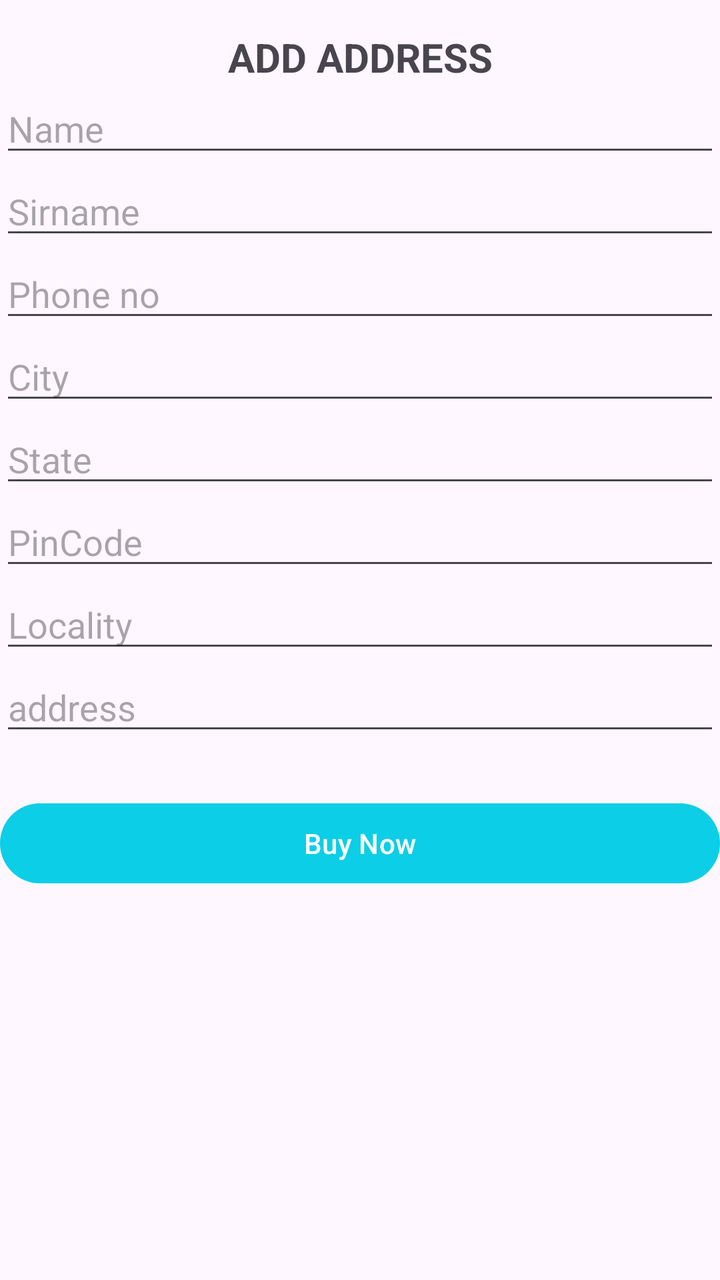
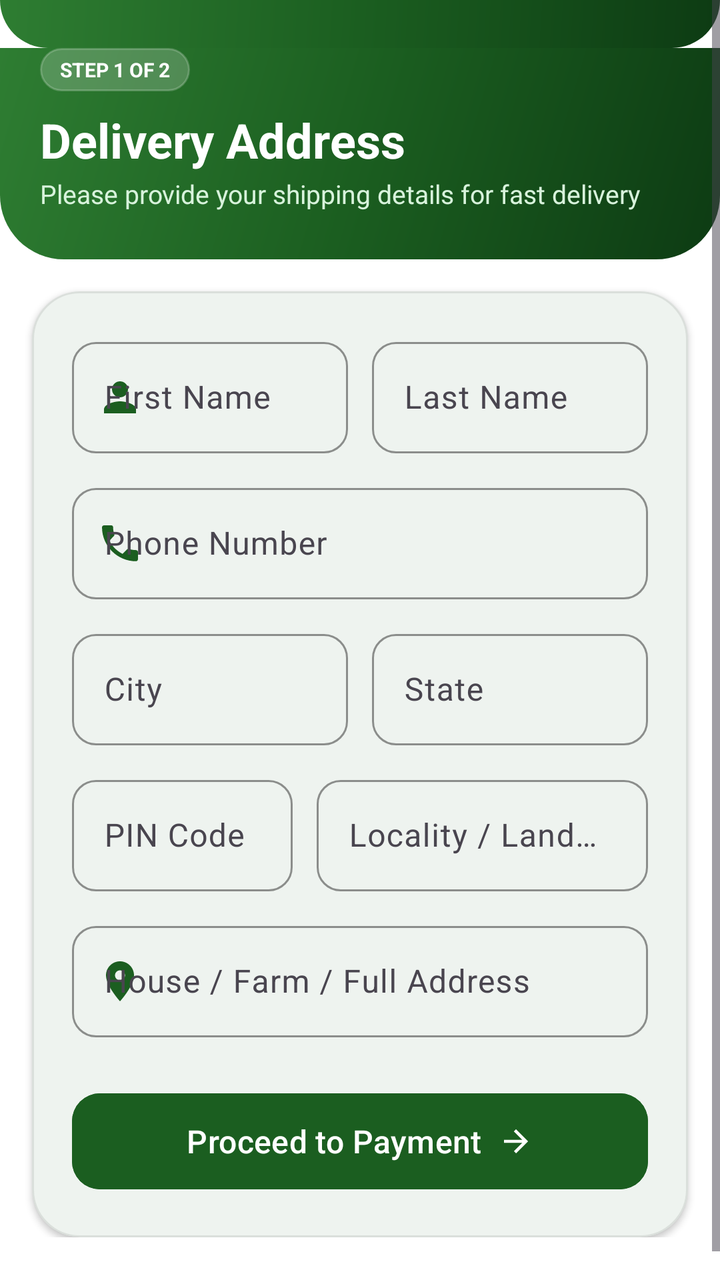

An Android layout rendered at two revisions. The XML below is the earlier revision; the diff shows what the commit changed to produce the second picture.
<!-- AndroidManifest.xml: application theme Theme.AGRICONNECT -->
<!-- res/layout/fragment_address__confirmation__in__buying__process.xml -->
<?xml version="1.0" encoding="utf-8"?>
<LinearLayout xmlns:android="http://schemas.android.com/apk/res/android"
    xmlns:tools="http://schemas.android.com/tools"
    android:layout_width="match_parent"
    android:layout_height="match_parent"
    tools:context=".Buying_Process.Address_Confirmation_In_Buying_Process"
    android:orientation="vertical">


    <TextView
        android:layout_width="match_parent"
        android:layout_height="wrap_content"
        android:text="ADD ADDRESS"
        android:textAlignment="center"
        android:textSize="20dp"
        android:textStyle="bold"
        android:layout_marginTop="15dp"
        />


    <EditText
        android:layout_width="match_parent"
        android:layout_height="wrap_content"
        android:hint="Name"
        android:maxLength="20"
        android:maxLines="1"
        android:id="@+id/name_edit_text"
        />
    <EditText
        android:layout_width="match_parent"
        android:layout_height="wrap_content"
        android:hint="Sirname"
        android:maxLength="26"
        android:maxLines="1"
        android:id="@+id/Surname"
        />
    <EditText
        android:layout_width="match_parent"
        android:layout_height="wrap_content"
        android:hint="Phone no"
        android:inputType="phone"
        android:maxLength="10"
        android:maxLines="1"
        android:id="@+id/Phoneno"/>

    <EditText
        android:layout_width="match_parent"
        android:layout_height="wrap_content"
        android:hint="City"
        android:maxLength="15"
        android:maxLines="1"
        android:id="@+id/city"
        />

    <EditText
        android:layout_width="match_parent"
        android:layout_height="wrap_content"
        android:hint="State"
        android:maxLength="15"
        android:maxLines="1"
        android:id="@+id/State"/>


    <EditText
        android:layout_width="match_parent"
        android:layout_height="wrap_content"
        android:hint="PinCode"
        android:inputType="number"
        android:maxLength="6"
        android:maxLines="1"
        android:id="@+id/pincode"
        />
    <EditText
        android:layout_width="match_parent"
        android:layout_height="wrap_content"
        android:hint="Locality"
        android:maxLength="40"
        android:maxLines="1"
        android:id="@+id/locality"
        />
    <EditText
        android:layout_width="match_parent"
        android:layout_height="wrap_content"
        android:hint="address"
        android:maxLength="50"
        android:maxLines="1"
        android:id="@+id/address"
        />
    <Button
        android:layout_width="match_parent"
        android:layout_height="wrap_content"
        android:layout_marginTop="25dp"
        android:text="Buy Now"
        android:id="@+id/Buy_Now_Button_On_Address_page"/>

</LinearLayout>
<!-- resources referenced by this layout -->
<resources>
  <style name="Base.Theme.AGRICONNECT" parent="Theme.Material3.DayNight.NoActionBar">
          
           <item name="colorPrimary">#0CCEE7</item>
           <item name="colorPrimaryVariant">#0CCEE7</item>
           <item name="android:statusBarColor">#0CCEE7</item>
      </style>
  <!-- unchanged entries left out for length: 1 -->
</resources>

<!-- the commit's change to res/layout/fragment_address__confirmation__in__buying__process.xml (unified diff, before → after) -->
@@ -1,96 +1,319 @@
 <?xml version="1.0" encoding="utf-8"?>
-<LinearLayout xmlns:android="http://schemas.android.com/apk/res/android"
-    xmlns:tools="http://schemas.android.com/tools"
-    android:layout_width="match_parent"
-    android:layout_height="match_parent"
-    tools:context=".Buying_Process.Address_Confirmation_In_Buying_Process"
-    android:orientation="vertical">
-
-
-    <TextView
+<layout xmlns:android="http://schemas.android.com/apk/res/android"
+    xmlns:app="http://schemas.android.com/apk/res-auto"
+    xmlns:tools="http://schemas.android.com/tools">
+
+    <ScrollView
         android:layout_width="match_parent"
-        android:layout_height="wrap_content"
-        android:text="ADD ADDRESS"
-        android:textAlignment="center"
-        android:textSize="20dp"
-        android:textStyle="bold"
-        android:layout_marginTop="15dp"
-        />
-
-
-    <EditText
-        android:layout_width="match_parent"
-        android:layout_height="wrap_content"
-        android:hint="Name"
-        android:maxLength="20"
-        android:maxLines="1"
-        android:id="@+id/name_edit_text"
-        />
-    <EditText
-        android:layout_width="match_parent"
-        android:layout_height="wrap_content"
-        android:hint="Sirname"
-        android:maxLength="26"
-        android:maxLines="1"
-        android:id="@+id/Surname"
-        />
-    <EditText
-        android:layout_width="match_parent"
-        android:layout_height="wrap_content"
-        android:hint="Phone no"
-        android:inputType="phone"
-        android:maxLength="10"
-        android:maxLines="1"
-        android:id="@+id/Phoneno"/>
-
-    <EditText
-        android:layout_width="match_parent"
-        android:layout_height="wrap_content"
-        android:hint="City"
-        android:maxLength="15"
-        android:maxLines="1"
-        android:id="@+id/city"
-        />
-
-    <EditText
-        android:layout_width="match_parent"
-        android:layout_height="wrap_content"
-        android:hint="State"
-        android:maxLength="15"
-        android:maxLines="1"
-        android:id="@+id/State"/>
-
-
-    <EditText
-        android:layout_width="match_parent"
-        android:layout_height="wrap_content"
-        android:hint="PinCode"
-        android:inputType="number"
-        android:maxLength="6"
-        android:maxLines="1"
-        android:id="@+id/pincode"
-        />
-    <EditText
-        android:layout_width="match_parent"
-        android:layout_height="wrap_content"
-        android:hint="Locality"
-        android:maxLength="40"
-        android:maxLines="1"
-        android:id="@+id/locality"
-        />
-    <EditText
-        android:layout_width="match_parent"
-        android:layout_height="wrap_content"
-        android:hint="address"
-        android:maxLength="50"
-        android:maxLines="1"
-        android:id="@+id/address"
-        />
-    <Button
-        android:layout_width="match_parent"
-        android:layout_height="wrap_content"
-        android:layout_marginTop="25dp"
-        android:text="Buy Now"
-        android:id="@+id/Buy_Now_Button_On_Address_page"/>
-
-</LinearLayout>
+        android:layout_height="match_parent"
+        android:fillViewport="true"
+        android:background="?attr/colorSurface">
+
+        <LinearLayout
+            android:layout_width="match_parent"
+            android:layout_height="wrap_content"
+            android:orientation="vertical"
+            android:paddingBottom="36dp"
+            tools:context=".Buying_Process.Address_Confirmation_In_Buying_Process">
+
+            
+            <View
+                android:layout_width="match_parent"
+                android:layout_height="24dp"
+                android:background="@drawable/bg_header_gradient" />
+
+            <LinearLayout
+                android:layout_width="match_parent"
+                android:layout_height="wrap_content"
+                android:background="@drawable/bg_header_gradient"
+                android:orientation="vertical"
+                android:paddingHorizontal="20dp"
+                android:paddingBottom="24dp">
+
+                <TextView
+                    android:layout_width="wrap_content"
+                    android:layout_height="wrap_content"
+                    android:background="@drawable/bg_chip_pill"
+                    android:backgroundTint="#33FFFFFF"
+                    android:paddingHorizontal="10dp"
+                    android:paddingVertical="4dp"
+                    android:text="STEP 1 OF 2"
+                    android:textColor="@color/white"
+                    android:textSize="10sp"
+                    android:textStyle="bold" />
+
+                <TextView
+                    android:layout_width="wrap_content"
+                    android:layout_height="wrap_content"
+                    android:layout_marginTop="8dp"
+                    android:fontFamily="sans-serif-bold"
+                    android:text="Delivery Address"
+                    android:textColor="@color/white"
+                    android:textSize="24sp"
+                    android:textStyle="bold" />
+
+                <TextView
+                    android:layout_width="wrap_content"
+                    android:layout_height="wrap_content"
+                    android:layout_marginTop="2dp"
+                    android:fontFamily="sans-serif"
+                    android:text="Please provide your shipping details for fast delivery"
+                    android:textColor="#D8F3DC"
+                    android:textSize="13sp" />
+            </LinearLayout>
+
+            
+            <com.google.android.material.card.MaterialCardView
+                android:layout_width="match_parent"
+                android:layout_height="wrap_content"
+                android:layout_marginHorizontal="16dp"
+                android:layout_marginTop="16dp"
+                app:cardBackgroundColor="@color/white"
+                app:cardCornerRadius="24dp"
+                app:cardElevation="2dp"
+                app:strokeColor="@color/agri_card_stroke_light"
+                app:strokeWidth="1dp">
+
+                <LinearLayout
+                    android:layout_width="match_parent"
+                    android:layout_height="wrap_content"
+                    android:orientation="vertical"
+                    android:padding="20dp">
+
+                    
+                    <LinearLayout
+                        android:layout_width="match_parent"
+                        android:layout_height="wrap_content"
+                        android:orientation="horizontal">
+
+                        <com.google.android.material.textfield.TextInputLayout
+                            style="@style/Widget.Material3.TextInputLayout.OutlinedBox"
+                            android:layout_width="0dp"
+                            android:layout_height="wrap_content"
+                            android:layout_weight="1"
+                            android:layout_marginEnd="6dp"
+                            android:hint="First Name"
+                            app:boxCornerRadiusBottomEnd="12dp"
+                            app:boxCornerRadiusBottomStart="12dp"
+                            app:boxCornerRadiusTopEnd="12dp"
+                            app:boxCornerRadiusTopStart="12dp"
+                            app:boxStrokeColor="@color/agri_green_primary"
+                            app:startIconDrawable="@drawable/ic_person_outline"
+                            app:startIconTint="@color/agri_green_primary">
+
+                            <com.google.android.material.textfield.TextInputEditText
+                                android:id="@+id/name_edit_text"
+                                android:layout_width="match_parent"
+                                android:layout_height="wrap_content"
+                                android:fontFamily="sans-serif"
+                                android:maxLength="20"
+                                android:maxLines="1"
+                                android:textColor="@color/agri_text_primary" />
+                        </com.google.android.material.textfield.TextInputLayout>
+
+                        <com.google.android.material.textfield.TextInputLayout
+                            style="@style/Widget.Material3.TextInputLayout.OutlinedBox"
+                            android:layout_width="0dp"
+                            android:layout_height="wrap_content"
+                            android:layout_weight="1"
+                            android:layout_marginStart="6dp"
+                            android:hint="Last Name"
+                            app:boxCornerRadiusBottomEnd="12dp"
+                            app:boxCornerRadiusBottomStart="12dp"
+                            app:boxCornerRadiusTopEnd="12dp"
+                            app:boxCornerRadiusTopStart="12dp"
+                            app:boxStrokeColor="@color/agri_green_primary">
+
+                            <com.google.android.material.textfield.TextInputEditText
+                                android:id="@+id/Surname"
+                                android:layout_width="match_parent"
+                                android:layout_height="wrap_content"
+                                android:fontFamily="sans-serif"
+                                android:maxLength="26"
+                                android:maxLines="1"
+                                android:textColor="@color/agri_text_primary" />
+                        </com.google.android.material.textfield.TextInputLayout>
+                    </LinearLayout>
+
+                    
+                    <com.google.android.material.textfield.TextInputLayout
+                        style="@style/Widget.Material3.TextInputLayout.OutlinedBox"
+                        android:layout_width="match_parent"
+                        android:layout_height="wrap_content"
+                        android:layout_marginTop="12dp"
+                        android:hint="Phone Number"
+                        app:boxCornerRadiusBottomEnd="12dp"
+                        app:boxCornerRadiusBottomStart="12dp"
+                        app:boxCornerRadiusTopEnd="12dp"
+                        app:boxCornerRadiusTopStart="12dp"
+                        app:boxStrokeColor="@color/agri_green_primary"
+                        app:startIconDrawable="@drawable/ic_phone_round"
+                        app:startIconTint="@color/agri_green_primary">
+
+                        <com.google.android.material.textfield.TextInputEditText
+                            android:id="@+id/Phoneno"
+                            android:layout_width="match_parent"
+                            android:layout_height="wrap_content"
+                            android:fontFamily="sans-serif"
+                            android:inputType="phone"
+                            android:maxLength="10"
+                            android:maxLines="1"
+                            android:textColor="@color/agri_text_primary" />
+                    </com.google.android.material.textfield.TextInputLayout>
+
+                    
+                    <LinearLayout
+                        android:layout_width="match_parent"
+                        android:layout_height="wrap_content"
+                        android:layout_marginTop="12dp"
+                        android:orientation="horizontal">
+
+                        <com.google.android.material.textfield.TextInputLayout
+                            style="@style/Widget.Material3.TextInputLayout.OutlinedBox"
+                            android:layout_width="0dp"
+                            android:layout_height="wrap_content"
+                            android:layout_weight="1"
+                            android:layout_marginEnd="6dp"
+                            android:hint="City"
+                            app:boxCornerRadiusBottomEnd="12dp"
+                            app:boxCornerRadiusBottomStart="12dp"
+                            app:boxCornerRadiusTopEnd="12dp"
+                            app:boxCornerRadiusTopStart="12dp"
+                            app:boxStrokeColor="@color/agri_green_primary">
+
+                            <com.google.android.material.textfield.TextInputEditText
+                                android:id="@+id/city"
+                                android:layout_width="match_parent"
+                                android:layout_height="wrap_content"
+                                android:fontFamily="sans-serif"
+                                android:maxLength="15"
+                                android:maxLines="1"
+                                android:textColor="@color/agri_text_primary" />
+                        </com.google.android.material.textfield.TextInputLayout>
+
+                        <com.google.android.material.textfield.TextInputLayout
+                            style="@style/Widget.Material3.TextInputLayout.OutlinedBox"
+                            android:layout_width="0dp"
+                            android:layout_height="wrap_content"
+                            android:layout_weight="1"
+                            android:layout_marginStart="6dp"
+                            android:hint="State"
+                            app:boxCornerRadiusBottomEnd="12dp"
+                            app:boxCornerRadiusBottomStart="12dp"
+                            app:boxCornerRadiusTopEnd="12dp"
+                            app:boxCornerRadiusTopStart="12dp"
+                            app:boxStrokeColor="@color/agri_green_primary">
+
+                            <com.google.android.material.textfield.TextInputEditText
+                                android:id="@+id/State"
+                                android:layout_width="match_parent"
+                                android:layout_height="wrap_content"
+                                android:fontFamily="sans-serif"
+                                android:maxLength="15"
+                                android:maxLines="1"
+                                android:textColor="@color/agri_text_primary" />
+                        </com.google.android.material.textfield.TextInputLayout>
+                    </LinearLayout>
+
+                    
+                    <LinearLayout
+                        android:layout_width="match_parent"
+                        android:layout_height="wrap_content"
+                        android:layout_marginTop="12dp"
+                        android:orientation="horizontal">
+
+                        <com.google.android.material.textfield.TextInputLayout
+                            style="@style/Widget.Material3.TextInputLayout.OutlinedBox"
+                            android:layout_width="0dp"
+                            android:layout_height="wrap_content"
+                            android:layout_weight="1"
+                            android:layout_marginEnd="6dp"
+                            android:hint="PIN Code"
+                            app:boxCornerRadiusBottomEnd="12dp"
+                            app:boxCornerRadiusBottomStart="12dp"
+                            app:boxCornerRadiusTopEnd="12dp"
+                            app:boxCornerRadiusTopStart="12dp"
+                            app:boxStrokeColor="@color/agri_green_primary">
+
+                            <com.google.android.material.textfield.TextInputEditText
+                                android:id="@+id/pincode"
+                                android:layout_width="match_parent"
+                                android:layout_height="wrap_content"
+                                android:fontFamily="sans-serif"
+                                android:inputType="number"
+                                android:maxLength="6"
+                                android:maxLines="1"
+                                android:textColor="@color/agri_text_primary" />
+                        </com.google.android.material.textfield.TextInputLayout>
+
+                        <com.google.android.material.textfield.TextInputLayout
+                            style="@style/Widget.Material3.TextInputLayout.OutlinedBox"
+                            android:layout_width="0dp"
+                            android:layout_height="wrap_content"
+                            android:layout_weight="1.5"
+                            android:layout_marginStart="6dp"
+                            android:hint="Locality / Landmark"
+                            app:boxCornerRadiusBottomEnd="12dp"
+                            app:boxCornerRadiusBottomStart="12dp"
+                            app:boxCornerRadiusTopEnd="12dp"
+                            app:boxCornerRadiusTopStart="12dp"
+                            app:boxStrokeColor="@color/agri_green_primary">
+
+                            <com.google.android.material.textfield.TextInputEditText
+                                android:id="@+id/locality"
+                                android:layout_width="match_parent"
+                                android:layout_height="wrap_content"
+                                android:fontFamily="sans-serif"
+                                android:maxLength="40"
+                                android:maxLines="1"
+                                android:textColor="@color/agri_text_primary" />
+                        </com.google.android.material.textfield.TextInputLayout>
+                    </LinearLayout>
+
+                    
+                    <com.google.android.material.textfield.TextInputLayout
+                        style="@style/Widget.Material3.TextInputLayout.OutlinedBox"
+                        android:layout_width="match_parent"
+                        android:layout_height="wrap_content"
+                        android:layout_marginTop="12dp"
+                        android:hint="House / Farm / Full Address"
+                        app:boxCornerRadiusBottomEnd="12dp"
+                        app:boxCornerRadiusBottomStart="12dp"
+                        app:boxCornerRadiusTopEnd="12dp"
+                        app:boxCornerRadiusTopStart="12dp"
+                        app:boxStrokeColor="@color/agri_green_primary"
+                        app:startIconDrawable="@drawable/ic_location_pin"
+                        app:startIconTint="@color/agri_green_primary">
+
+                        <com.google.android.material.textfield.TextInputEditText
+                            android:id="@+id/address"
+                            android:layout_width="match_parent"
+                            android:layout_height="wrap_content"
+                            android:fontFamily="sans-serif"
+                            android:maxLength="80"
+                            android:maxLines="2"
+                            android:textColor="@color/agri_text_primary" />
+                    </com.google.android.material.textfield.TextInputLayout>
+
+                    
+                    <com.google.android.material.button.MaterialButton
+                        android:id="@+id/Buy_Now_Button_On_Address_page"
+                        android:layout_width="match_parent"
+                        android:layout_height="56dp"
+                        android:layout_marginTop="24dp"
+                        android:backgroundTint="@color/agri_green_primary"
+                        android:fontFamily="sans-serif-medium"
+                        android:text="Proceed to Payment"
+                        android:textColor="@color/white"
+                        android:textSize="16sp"
+                        app:cornerRadius="14dp"
+                        app:icon="@drawable/ic_arrow_forward"
+                        app:iconGravity="textEnd"
+                        app:iconTint="@color/white" />
+
+                </LinearLayout>
+            </com.google.android.material.card.MaterialCardView>
+
+        </LinearLayout>
+    </ScrollView>
+</layout>
<!-- resource entries referenced after the edit -->
@@ -1,11 +1,109 @@
 <!-- resources referenced by this layout -->
 <resources>
+  <color name="agri_card_stroke_light">#15000000</color>
+  <color name="agri_green_primary">#1B5E20</color>
+  <color name="agri_text_primary">#1A1C19</color>
+  <color name="white">#FFFFFFFF</color>
+  <!-- drawable bg_chip_pill (drawable) -->
+  <?xml version="1.0" encoding="utf-8"?>
+  <shape xmlns:android="http://schemas.android.com/apk/res/android"
+      android:shape="rectangle">
+      <solid android:color="@color/agri_mint" />
+      <stroke
+          android:width="1dp"
+          android:color="@color/agri_mint_dark" />
+      <corners android:radius="24dp" />
+  </shape>
+  <!-- drawable bg_header_gradient (drawable) -->
+  <?xml version="1.0" encoding="utf-8"?>
+  <shape xmlns:android="http://schemas.android.com/apk/res/android"
+      android:shape="rectangle">
+      <gradient
+          android:angle="135"
+          android:startColor="#0D3B13"
+          android:centerColor="#1B5E20"
+          android:endColor="#2E7D32"
+          android:type="linear" />
+      <corners
+          android:bottomLeftRadius="32dp"
+          android:bottomRightRadius="32dp" />
+  </shape>
+  <!-- drawable ic_arrow_forward (drawable) -->
+  <vector xmlns:android="http://schemas.android.com/apk/res/android"
+      android:width="24dp"
+      android:height="24dp"
+      android:viewportWidth="24"
+      android:viewportHeight="24">
+    <path
+        android:fillColor="#FF1B5E20"
+        android:pathData="M12,4l-1.41,1.41L16.17,11H4v2h12.17l-5.58,5.59L12,20l8,-8z"/>
+  </vector>
+  <!-- drawable ic_location_pin (drawable) -->
+  <vector xmlns:android="http://schemas.android.com/apk/res/android"
+      android:width="24dp"
+      android:height="24dp"
+      android:viewportWidth="24"
+      android:viewportHeight="24">
+    <path
+        android:fillColor="#FF1B5E20"
+        android:pathData="M12,2C8.13,2 5,5.13 5,9c0,5.25 7,13 7,13s7,-7.75 7,-13c0,-3.87 -3.13,-7 -7,-7zm0,9.5c-1.38,0 -2.5,-1.12 -2.5,-2.5s1.12,-2.5 2.5,-2.5 2.5,1.12 2.5,2.5 -1.12,2.5 -2.5,2.5z"/>
+  </vector>
+  <!-- drawable ic_person_outline (drawable) -->
+  <vector xmlns:android="http://schemas.android.com/apk/res/android"
+      android:width="24dp"
+      android:height="24dp"
+      android:viewportWidth="24"
+      android:viewportHeight="24">
+    <path
+        android:fillColor="#FF1B5E20"
+        android:pathData="M12,12c2.21,0 4,-1.79 4,-4s-1.79,-4 -4,-4 -4,1.79 -4,4 1.79,4 4,4zm0,2c-2.67,0 -8,1.34 -8,4v2h16v-2c0,-2.66 -5.33,-4 -8,-4z"/>
+  </vector>
+  <!-- drawable ic_phone_round (drawable) -->
+  <vector xmlns:android="http://schemas.android.com/apk/res/android"
+      android:width="24dp"
+      android:height="24dp"
+      android:viewportWidth="24"
+      android:viewportHeight="24">
+    <path
+        android:fillColor="#FF1B5E20"
+        android:pathData="M20.01,15.38c-1.23,0 -2.42,-0.2 -3.53,-0.56 -0.35,-0.12 -0.74,-0.03 -1.02,0.24l-2.2,2.2c-2.83,-1.44 -5.15,-3.75 -6.59,-6.59l2.2,-2.21c0.28,-0.26 0.36,-0.65 0.25,-1C8.76,6.35 8.56,5.16 8.56,3.93 8.56,3.42 8.14,3 7.63,3H4.06C3.55,3 3,3.39 3,3.93c0,9.39 7.64,17.03 17.03,17.03 0.54,0 0.97,-0.55 0.97,-1.06v-3.52c0,-0.51 -0.42,-0.93 -0.99,-1z"/>
+  </vector>
+  <color name="agri_mint">#E8F5E9</color>
+  <color name="agri_mint_dark">#C8E6C9</color>
   <style name="Base.Theme.AGRICONNECT" parent="Theme.Material3.DayNight.NoActionBar">
-          
-           <item name="colorPrimary">#0CCEE7</item>
-           <item name="colorPrimaryVariant">#0CCEE7</item>
-           <item name="android:statusBarColor">#0CCEE7</item>
+          <item name="colorPrimary">@color/md_theme_light_primary</item>
+          <item name="colorOnPrimary">@color/md_theme_light_onPrimary</item>
+          <item name="colorPrimaryContainer">@color/md_theme_light_primaryContainer</item>
+          <item name="colorOnPrimaryContainer">@color/md_theme_light_onPrimaryContainer</item>
+          <item name="colorSecondary">@color/md_theme_light_secondary</item>
+          <item name="colorOnSecondary">@color/md_theme_light_onSecondary</item>
+          <item name="colorSecondaryContainer">@color/md_theme_light_secondaryContainer</item>
+          <item name="colorOnSecondaryContainer">@color/md_theme_light_onSecondaryContainer</item>
+          <item name="colorError">@color/md_theme_light_error</item>
+          <item name="colorOnError">@color/md_theme_light_onError</item>
+          <item name="colorErrorContainer">@color/md_theme_light_errorContainer</item>
+          <item name="colorOnErrorContainer">@color/md_theme_light_onErrorContainer</item>
+          <item name="android:colorBackground">@color/md_theme_light_background</item>
+          <item name="colorOnBackground">@color/md_theme_light_onBackground</item>
+          <item name="colorSurface">@color/md_theme_light_surface</item>
+          <item name="colorOnSurface">@color/md_theme_light_onSurface</item>
       </style>
+  <color name="md_theme_light_primary">#1B5E20</color>
+  <color name="md_theme_light_onPrimary">#FFFFFF</color>
+  <color name="md_theme_light_primaryContainer">#D8F3DC</color>
+  <color name="md_theme_light_onPrimaryContainer">#002105</color>
+  <color name="md_theme_light_secondary">#388E3C</color>
+  <color name="md_theme_light_onSecondary">#FFFFFF</color>
+  <color name="md_theme_light_secondaryContainer">#E8F5E9</color>
+  <color name="md_theme_light_onSecondaryContainer">#0B2F10</color>
+  <color name="md_theme_light_error">#BA1A1A</color>
+  <color name="md_theme_light_onError">#FFFFFF</color>
+  <color name="md_theme_light_errorContainer">#FFDAD6</color>
+  <color name="md_theme_light_onErrorContainer">#410002</color>
+  <color name="md_theme_light_background">#F8FAF7</color>
+  <color name="md_theme_light_onBackground">#191C19</color>
+  <color name="md_theme_light_surface">#FFFFFF</color>
+  <color name="md_theme_light_onSurface">#191C19</color>
   <!-- unchanged entries left out for length: 1 -->
 </resources>
 
